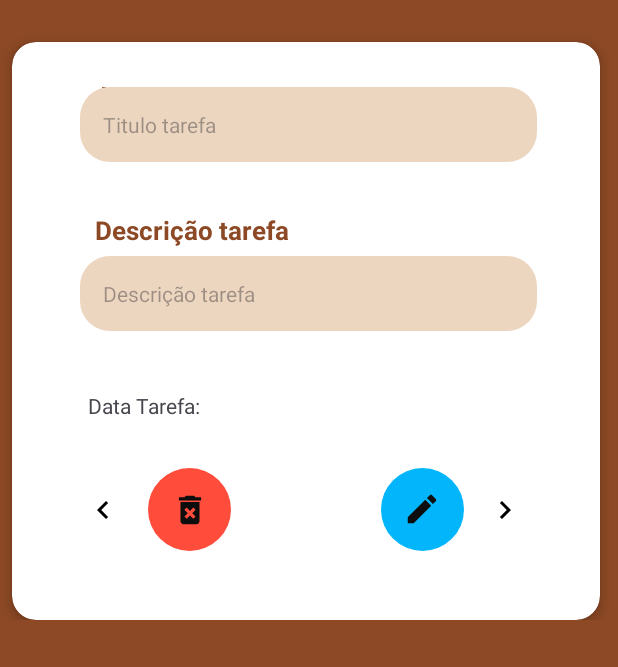
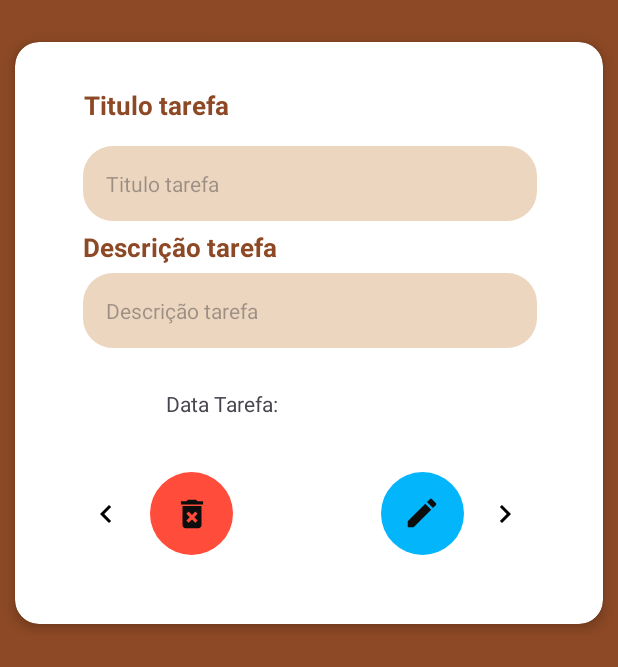
Before and after one commit to Vick-Ferreira/Grud_Kotlin-Tarefas.kt, an Android app: the layout item_adapter.xml on its own in the app's theme, with its tools: preview values and no code run, on a phone screen of 412 x 824 dp. Shown: the top 667 px of the screen. Run offline under Robolectric (Android 15) with nearby library versions, the phone set to English and light mode, and no system bars.

Commit message:
atualização

```diff
--- a/app/src/main/res/layout/fragment_form__task.xml
+++ b/app/src/main/res/layout/fragment_form__task.xml
@@ -57,7 +57,7 @@
             android:layout_width="wrap_content"
             android:layout_height="wrap_content"
             android:paddingBottom="5dp"
-            android:text="Titulo Tarefa"
+            android:text="Titulo tarefa"
             android:textColor="@color/colorInput"
             android:textSize="17sp"
             android:textStyle="bold"
--- a/app/src/main/res/layout/item_adapter.xml
+++ b/app/src/main/res/layout/item_adapter.xml
@@ -13,16 +13,16 @@
         android:layout_height="wrap_content"
         android:layout_marginHorizontal="12dp"
         android:layout_marginVertical="8dp"
-        android:layout_marginStart="8dp"
-        android:layout_marginTop="35dp"
         app:cardCornerRadius="16dp"
         app:cardElevation="5dp"
+        app:layout_constraintBottom_toBottomOf="parent"
+        app:layout_constraintEnd_toEndOf="parent"
         app:layout_constraintStart_toStartOf="parent"
         app:layout_constraintTop_toTopOf="parent">
 
         <androidx.constraintlayout.widget.ConstraintLayout
-            android:layout_width="335dp"
-            android:layout_height="325dp"
+            android:layout_width="333dp"
+            android:layout_height="328dp"
             android:layout_margin="30dp">
 
 
@@ -30,33 +30,28 @@
                 android:id="@+id/textView"
                 android:layout_width="wrap_content"
                 android:layout_height="wrap_content"
-                android:layout_marginLeft="15dp"
-                android:layout_marginBottom="5dp"
-                android:text="Titulo Tarefa"
+                android:text="Titulo tarefa"
                 android:textColor="@color/color_toobar"
                 android:textSize="17sp"
                 android:textStyle="bold"
-                app:layout_constraintBottom_toTopOf="@+id/txtTitulo"
                 app:layout_constraintEnd_toEndOf="parent"
-                app:layout_constraintHorizontal_bias="0.048"
+                app:layout_constraintHorizontal_bias="0.068"
                 app:layout_constraintStart_toStartOf="parent"
                 app:layout_constraintTop_toTopOf="parent" />
-
 
             <TextView
                 android:id="@+id/txtTitulo"
                 android:layout_width="0dp"
                 android:layout_height="wrap_content"
                 android:layout_margin="15dp"
-                android:layout_marginStart="15dp"
-                android:layout_marginEnd="15dp"
+                android:layout_marginTop="8dp"
                 android:background="@drawable/bg_input"
                 android:hint="Titulo tarefa"
                 android:padding="15dp"
                 app:layout_constraintEnd_toEndOf="parent"
-                app:layout_constraintHorizontal_bias="0.0"
+                app:layout_constraintHorizontal_bias="0.633"
                 app:layout_constraintStart_toStartOf="parent"
-                tools:layout_editor_absoluteY="35dp" />
+                app:layout_constraintTop_toBottomOf="@+id/textView" />
 
             <TextView
                 android:id="@+id/textView2"
@@ -71,10 +66,10 @@
                 android:textStyle="bold"
                 app:layout_constraintBottom_toTopOf="@+id/scrollView4"
                 app:layout_constraintEnd_toEndOf="parent"
-                app:layout_constraintHorizontal_bias="0.052"
+                app:layout_constraintHorizontal_bias="0.0"
                 app:layout_constraintStart_toStartOf="parent"
                 app:layout_constraintTop_toBottomOf="@+id/txtTitulo"
-                app:layout_constraintVertical_bias="1.0" />
+                app:layout_constraintVertical_bias="0.0" />
 
             <ScrollView
                 android:id="@+id/scrollView4"
@@ -110,23 +105,27 @@
 
 
                 <TextView
+                    android:id="@+id/textView5"
                     android:layout_width="wrap_content"
                     android:layout_height="wrap_content"
                     android:text="Data Tarefa:"
                     app:layout_constraintBottom_toBottomOf="parent"
                     app:layout_constraintEnd_toStartOf="@+id/etDate"
+                    app:layout_constraintHorizontal_bias="1.0"
                     app:layout_constraintStart_toStartOf="parent"
-                    app:layout_constraintTop_toTopOf="parent" />
+                    app:layout_constraintTop_toTopOf="parent"
+                    app:layout_constraintVertical_bias="0.4" />
 
                 <TextView
                     android:id="@+id/etDate"
                     android:layout_width="100dp"
                     android:layout_height="wrap_content"
-                    android:layout_marginEnd="128dp"
+                    android:layout_marginEnd="88dp"
                     android:clickable="false"
                     app:layout_constraintBottom_toBottomOf="parent"
                     app:layout_constraintEnd_toEndOf="parent"
-                    app:layout_constraintTop_toTopOf="parent" />
+                    app:layout_constraintTop_toTopOf="parent"
+                    app:layout_constraintVertical_bias="0.4" />
 
             </androidx.constraintlayout.widget.ConstraintLayout>
 
@@ -222,6 +221,12 @@
 
 
         </androidx.constraintlayout.widget.ConstraintLayout>
+        <![CDATA[" />
+
+
+            " />
+
+            ]]>
 
     </androidx.cardview.widget.CardView>
 
```
